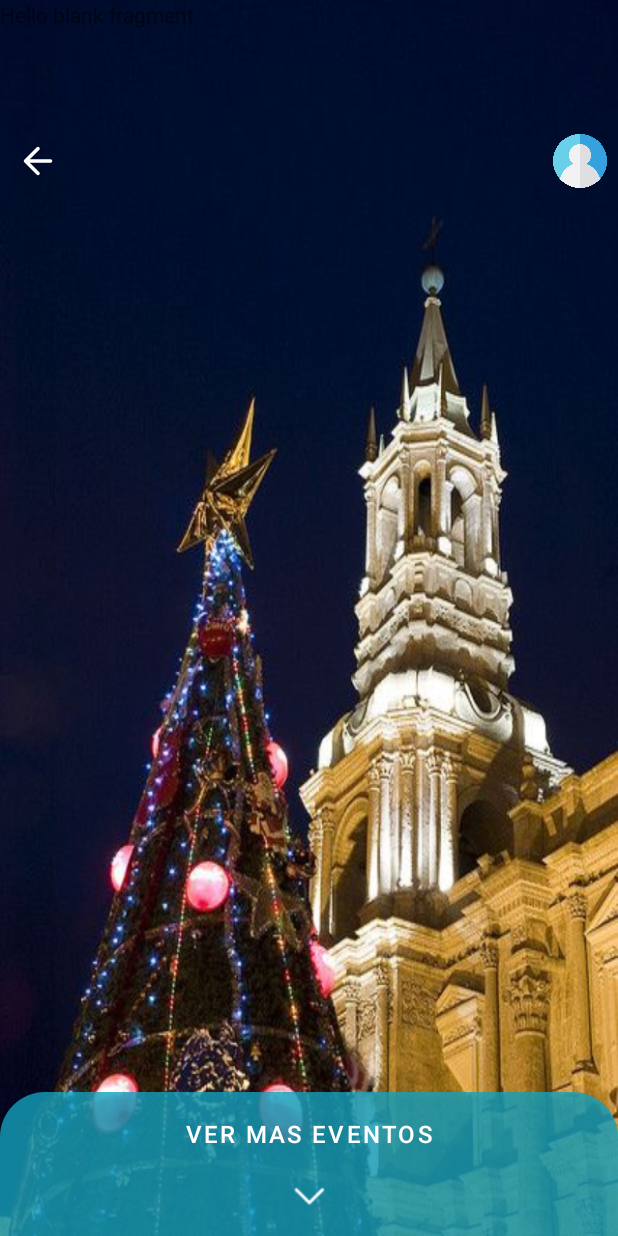
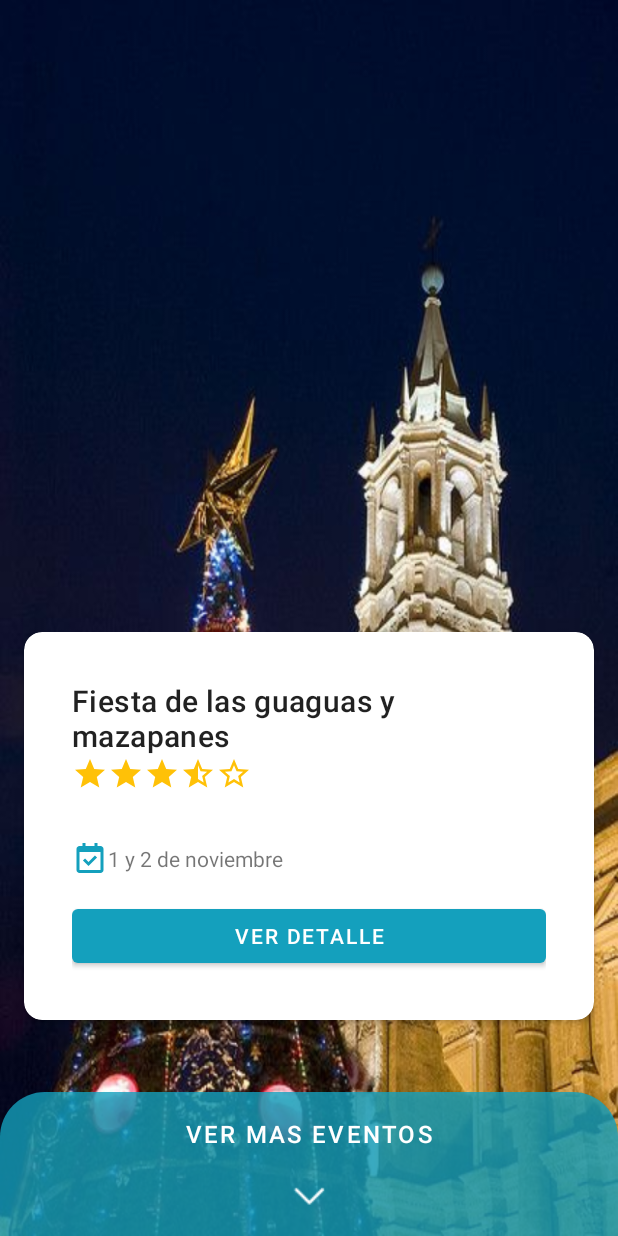
Before and after one commit to EleoRomario/IDNP-Grupo01-Proyecto-Final, an Android app: the EventOverviewFragment screen opened through its navigation route, on a phone screen of 412 x 824 dp. Run offline under Robolectric (Android 15) with nearby library versions, the phone set to English and light mode, and no system bars.

Commit message:
Maqueta la vista de resumen del evento

```diff
--- /dev/null
+++ b/app/src/main/res/drawable/ic_calendar_icon.xml
@@ -0,0 +1,12 @@
+<vector xmlns:android="http://schemas.android.com/apk/res/android"
+    android:width="24dp"
+    android:height="24dp"
+    android:viewportWidth="24"
+    android:viewportHeight="24">
+  <path
+      android:pathData="M19,4H17V2H15V4H9V2H7V4H5C3.897,4 3,4.897 3,6V20C3,21.103 3.897,22 5,22H19C20.103,22 21,21.103 21,20V6C21,4.897 20.103,4 19,4ZM19.002,20H5V8H19L19.002,20Z"
+      android:fillColor="#14A0BD"/>
+  <path
+      android:pathData="M11,17.414L16.707,11.707L15.293,10.293L11,14.586L8.707,12.293L7.293,13.707L11,17.414Z"
+      android:fillColor="#14A0BD"/>
+</vector>
--- /dev/null
+++ b/app/src/main/res/drawable/ic_filled_start.xml
@@ -0,0 +1,10 @@
+<vector xmlns:android="http://schemas.android.com/apk/res/android"
+    android:width="24dp"
+    android:height="24dp"
+    android:viewportWidth="24"
+    android:viewportHeight="24"
+    android:tint="?attr/colorControlNormal">
+  <path
+      android:fillColor="@android:color/white"
+      android:pathData="M12,17.27L18.18,21l-1.64,-7.03L22,9.24l-7.19,-0.61L12,2 9.19,8.63 2,9.24l5.46,4.73L5.82,21z"/>
+</vector>
--- /dev/null
+++ b/app/src/main/res/drawable/ic_half_star.xml
@@ -0,0 +1,10 @@
+<vector xmlns:android="http://schemas.android.com/apk/res/android"
+    android:width="24dp"
+    android:height="24dp"
+    android:viewportWidth="24"
+    android:viewportHeight="24"
+    android:tint="?attr/colorControlNormal">
+  <path
+      android:fillColor="@android:color/white"
+      android:pathData="M22,9.24l-7.19,-0.62L12,2L9.19,8.63L2,9.24l5.46,4.73L5.82,21L12,17.27L18.18,21l-1.63,-7.03L22,9.24zM12,15.4V6.1l1.71,4.04l4.38,0.38l-3.32,2.88l1,4.28L12,15.4z"/>
+</vector>
--- /dev/null
+++ b/app/src/main/res/drawable/ic_star_outline.xml
@@ -0,0 +1,10 @@
+<vector xmlns:android="http://schemas.android.com/apk/res/android"
+    android:width="24dp"
+    android:height="24dp"
+    android:viewportWidth="24"
+    android:viewportHeight="24"
+    android:tint="?attr/colorControlNormal">
+  <path
+      android:fillColor="@android:color/white"
+      android:pathData="M22,9.24l-7.19,-0.62L12,2 9.19,8.63 2,9.24l5.46,4.73L5.82,21 12,17.27 18.18,21l-1.63,-7.03L22,9.24zM12,15.4l-3.76,2.27 1,-4.28 -3.32,-2.88 4.38,-0.38L12,6.1l1.71,4.04 4.38,0.38 -3.32,2.88 1,4.28L12,15.4z"/>
+</vector>
--- a/app/src/main/res/layout/fragment_event_overview.xml
+++ b/app/src/main/res/layout/fragment_event_overview.xml
@@ -7,62 +7,107 @@
     android:background="@drawable/bg"
     tools:context=".ui.events.EventOverviewFragment">
 
+    <androidx.cardview.widget.CardView
+        android:layout_width="0dp"
+        android:layout_height="wrap_content"
+        android:layout_marginHorizontal="16dp"
+        android:layout_marginBottom="48dp"
+        app:cardCornerRadius="12dp"
+        app:layout_constraintBottom_toTopOf="@id/btn_events_list"
+        app:layout_constraintEnd_toEndOf="parent"
+        app:layout_constraintStart_toStartOf="parent">
+
+        <androidx.constraintlayout.widget.ConstraintLayout
+            android:layout_width="match_parent"
+            android:layout_height="wrap_content"
+            android:padding="32dp">
+
             <TextView
-        android:layout_width="match_parent"
-        android:layout_height="match_parent"
-        android:text="@string/hello_blank_fragment" />
+                android:id="@+id/event_title"
+                style="?textAppearanceHeadline6"
+                android:layout_width="wrap_content"
+                android:layout_height="wrap_content"
+                android:text="Fiesta de las guaguas y mazapanes"
+                app:layout_constraintStart_toStartOf="parent"
+                app:layout_constraintTop_toTopOf="parent" />
 
-    <FrameLayout
-        android:id="@+id/fragment_events"
-        android:layout_width="match_parent"
-        android:layout_height="match_parent"
-        android:background="@null"
-        tools:layout_editor_absoluteY="60dp">
+            <LinearLayout
+                android:id="@+id/event_stars"
+                android:layout_width="wrap_content"
+                android:layout_height="wrap_content"
+                app:layout_constraintStart_toStartOf="@id/event_title"
+                app:layout_constraintTop_toBottomOf="@id/event_title">
+
+                <ImageView
+                    android:layout_width="wrap_content"
+                    android:layout_height="wrap_content"
+                    android:src="@drawable/ic_filled_start"
+                    app:tint="@color/yellow" />
+
+                <ImageView
+                    android:layout_width="wrap_content"
+                    android:layout_height="wrap_content"
+                    android:src="@drawable/ic_filled_start"
+                    app:tint="@color/yellow" />
+
+                <ImageView
+                    android:layout_width="wrap_content"
+                    android:layout_height="wrap_content"
+                    android:src="@drawable/ic_filled_start"
+                    app:tint="@color/yellow" />
+
+                <ImageView
+                    android:layout_width="wrap_content"
+                    android:layout_height="wrap_content"
+                    android:src="@drawable/ic_half_star"
+                    app:tint="@color/yellow" />
+
+                <ImageView
+                    android:layout_width="wrap_content"
+                    android:layout_height="wrap_content"
+                    android:src="@drawable/ic_star_outline"
+                    app:tint="@color/yellow" />
+            </LinearLayout>
+
+            <ImageView
+                android:id="@+id/calendar_icon"
+                android:layout_width="wrap_content"
+                android:layout_height="wrap_content"
+                android:layout_marginTop="32dp"
+                android:src="@drawable/ic_calendar_icon"
+                app:layout_constraintStart_toStartOf="@id/event_title"
+                app:layout_constraintTop_toBottomOf="@id/event_stars" />
+
+            <TextView
+                android:id="@+id/event_date_text"
+                android:layout_width="wrap_content"
+                android:layout_height="wrap_content"
+                android:text="1 y 2 de noviembre"
+                app:layout_constraintBottom_toBottomOf="@id/calendar_icon"
+                app:layout_constraintStart_toEndOf="@id/calendar_icon"
+                app:layout_constraintTop_toTopOf="@id/calendar_icon" />
+
+            <Button
+                android:layout_width="0dp"
+                android:layout_height="wrap_content"
+                android:layout_marginTop="16dp"
+                android:text="Ver detalle"
+                app:layout_constraintEnd_toEndOf="parent"
+                app:layout_constraintStart_toStartOf="@id/event_title"
+                app:layout_constraintTop_toBottomOf="@id/calendar_icon" />
+        </androidx.constraintlayout.widget.ConstraintLayout>
+    </androidx.cardview.widget.CardView>
 
     <Button
         android:id="@+id/btn_events_list"
-            android:layout_width="match_parent"
+        android:layout_width="0dp"
         android:layout_height="96dp"
-            android:layout_gravity="bottom"
         android:background="@drawable/btn_more_events"
         android:drawableBottom="@drawable/bottom"
         android:text="Ver mas eventos"
         android:textColor="#FFFFFF"
-            android:textSize="16sp" />
-    </FrameLayout>
-
-    <FrameLayout
-        android:id="@+id/fragment_register"
-        android:layout_width="409dp"
-        android:layout_height="657dp"
+        android:textSize="16sp"
         app:layout_constraintBottom_toBottomOf="parent"
         app:layout_constraintEnd_toEndOf="parent"
-        app:layout_constraintStart_toStartOf="parent"
-        app:layout_constraintTop_toTopOf="parent">
-
-        <ImageButton
-            android:id="@+id/btn_back"
-            android:layout_width="48dp"
-            android:layout_height="48dp"
-            android:layout_gravity="left"
-            android:background="@null"
-            android:contentDescription="TODO"
-            android:padding="13dp"
-            android:scaleType="fitCenter"
-            android:src="@drawable/back"
-            tools:ignore="SpeakableTextPresentCheck" />
-
-        <ImageButton
-            android:id="@+id/btn_login_register"
-            android:layout_width="48dp"
-            android:layout_height="48dp"
-            android:layout_gravity="right"
-            android:background="@null"
-            android:padding="6dp"
-            android:scaleType="fitCenter"
-            android:src="@drawable/user"
-            tools:ignore="SpeakableTextPresentCheck" />
-
-    </FrameLayout>
-
+        app:layout_constraintStart_toStartOf="parent" />
 </androidx.constraintlayout.widget.ConstraintLayout>
--- a/app/src/main/res/values/colors.xml
+++ b/app/src/main/res/values/colors.xml
@@ -7,4 +7,5 @@
     <color name="teal_700">#FF018786</color>
     <color name="black">#FF000000</color>
     <color name="white">#FFFFFFFF</color>
+    <color name="yellow">#FFC107</color>
 </resources>
```
Lines whose indentation alone changed are shown as unchanged.
